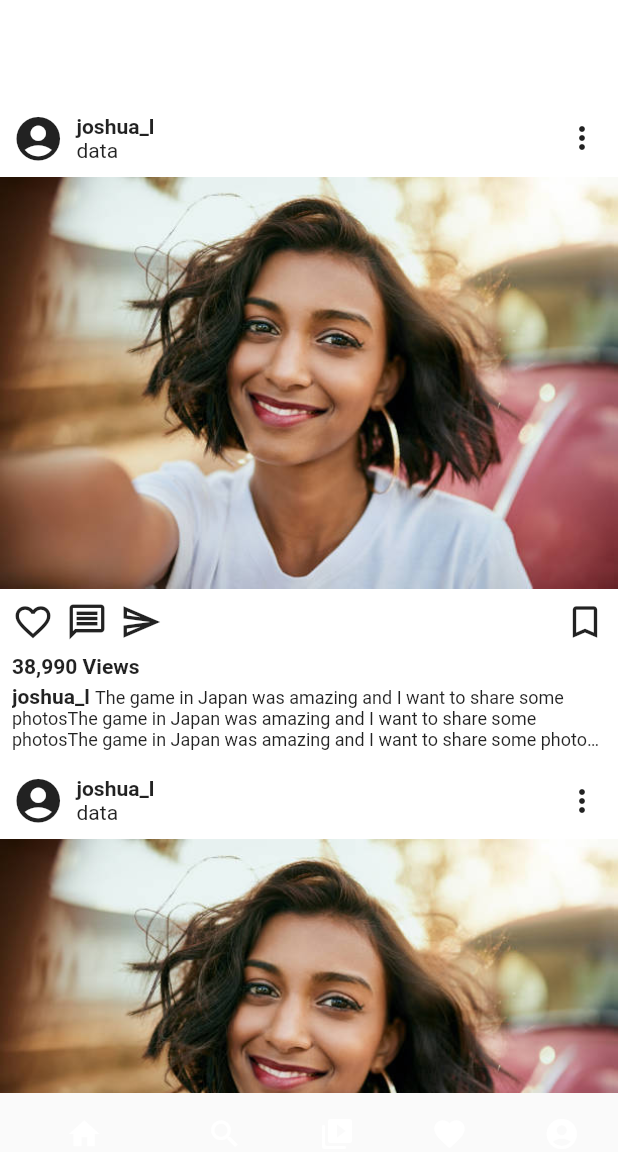
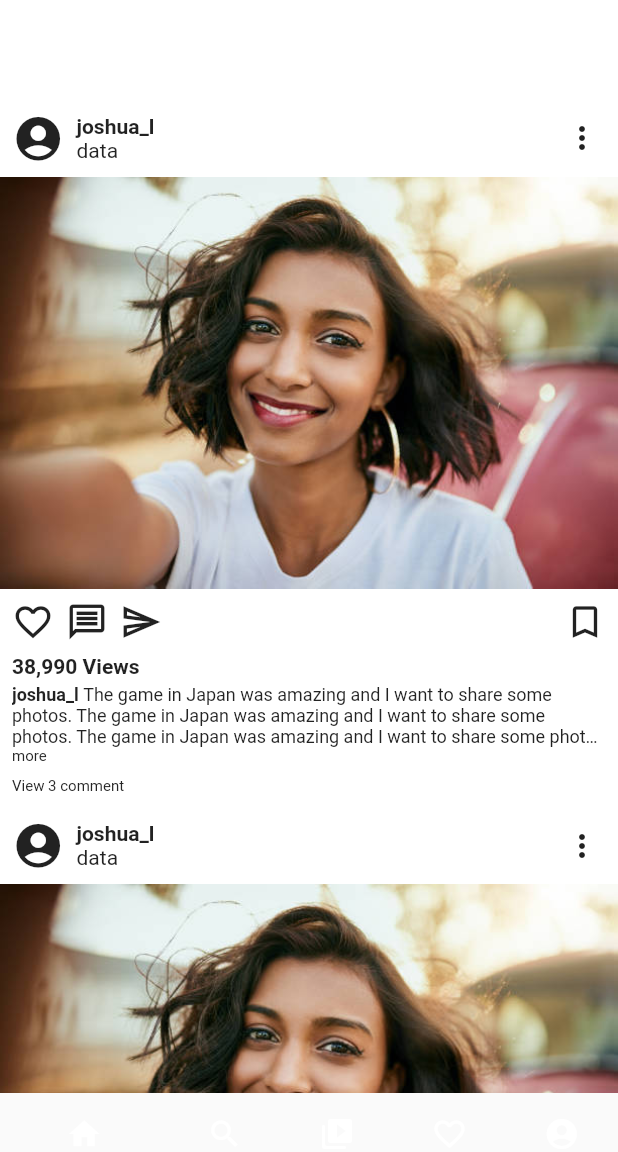
Before and after one commit to usmanabdulmajid/instagram_clone, a Flutter app: the screen it shows after launch, on a phone screen of 412 x 824 dp, the part 59-1211 px from its top. Run offline on Flutter 3.47's test engine with Material 2 defaults, Android fonts, the phone set to English and light mode, and no system bars; missing offline and left inert: language_picker.

Commit message:
Added Like Icons and animations

```diff
--- a/lib/features/home/presentation/pages/home.dart
+++ b/lib/features/home/presentation/pages/home.dart
@@ -46,7 +46,7 @@ class _HomeState extends State<Home> {
     ),
     BottomNavigationBarItem(
       icon: Icon(
-        Icons.favorite,
+        Icons.favorite_outline,
       ),
       label: 'Profile',
     ),
--- a/lib/features/home/presentation/widgets/ImagePost.dart
+++ b/lib/features/home/presentation/widgets/ImagePost.dart
@@ -10,10 +10,45 @@ class ImagePost extends StatefulWidget {
   _ImagePostState createState() => _ImagePostState();
 }
 
-class _ImagePostState extends State<ImagePost> {
+class _ImagePostState extends State<ImagePost> with TickerProviderStateMixin {
   bool _imagePageCountVisible = false;
-  bool _cateloge = true;
-  String _imagePageCount = "";
+  bool _cateloge = false;
+  bool _likedPost = false;
+  bool _hasComment = false;
+  int _commentCount = 3;
+  int _imageCount = 4;
+  int _currentImagePageNumber = 1;
+  String _imagePageCount;
+  Size _imageSize;
+
+  AnimationController _controller;
+  Animation<double> _animation;
+  @override
+  void initState() {
+    super.initState();
+    _controller = AnimationController(
+      duration: const Duration(milliseconds: 400),
+      vsync: this,
+    );
+    _animation = CurvedAnimation(
+      parent: _controller,
+      curve: Curves.bounceIn,
+    );
+    if (_commentCount > 0) {
+      _hasComment = true;
+    }
+    if (_imageCount > 0) {
+      _cateloge = true;
+      _imagePageCount = "$_currentImagePageNumber/$_imageCount";
+    }
+  }
+
+  @override
+  void dispose() {
+    super.dispose();
+    _controller.dispose();
+  }
+
   @override
   Widget build(BuildContext context) {
     return Container(
@@ -63,19 +98,37 @@ class _ImagePostState extends State<ImagePost> {
                 }
               })
             },
-            child: Stack(
+            onDoubleTap: () => {
+              if (!_likedPost)
+                {
+                  setState(() {
+                    _likedPost = true;
+                    _controller.forward();
+                  })
+                }
+              else
+                {
+                  setState(() {
+                    _controller
+                        .forward()
+                        .whenComplete(() => _controller.reverse());
+                  })
+                }
+            },
+            child: Builder(builder: (BuildContext ctx) {
+              return Stack(
                 children: [
                   Image.asset("assets/images/selfie_test.jpg"),
                   Positioned(
-                  top: kmediumSpace,
-                  right: kmediumSpace,
+                    top: ksmallSpace,
+                    right: ksmallSpace,
                     child: Visibility(
                       visible: _cateloge,
                       child: AnimatedOpacity(
-                      duration: Duration(milliseconds: 300),
+                        duration: Duration(milliseconds: 500),
                         opacity: _imagePageCountVisible ? 1 : 0,
                         child: Container(
-                        width: 40,
+                          width: 35,
                           padding: EdgeInsets.all(ksmallSpace),
                           decoration: BoxDecoration(
                             color: Color(0xFF121212).withOpacity(0.7),
@@ -85,17 +138,28 @@ class _ImagePostState extends State<ImagePost> {
                           ),
                           child: Center(
                             child: Text(
-                            "1/2",
+                              _imagePageCount,
                               style: TextStyle(
-                                color: Color(0xFFF9F9F9), fontSize: 12),
+                                color: Color(0xFFF9F9F9),
+                                fontSize: 12,
+                                fontWeight: FontWeight.w600,
                               ),
                             ),
                           ),
                         ),
                       ),
-                )
+                    ),
+                  ),
+                  Positioned(
+                      top: MediaQuery.of(context).size.width / 2 - 120,
+                      left: MediaQuery.of(context).size.width / 2 - 40,
+                      child: ScaleTransition(
+                        scale: _animation,
+                        child: Icon(Icons.favorite, size: 80),
+                      )),
                 ],
-            ),
+              );
+            }),
           ),
           Container(
             padding: EdgeInsets.all(ksmallSpace),
@@ -104,9 +168,23 @@ class _ImagePostState extends State<ImagePost> {
               children: [
                 Row(
                   children: [
-                    Icon(
+                    GestureDetector(
+                      onTap: () => {
+                        setState(() {
+                          _likedPost = !_likedPost;
+                        })
+                      },
+                      onDoubleTap: () => {_controller},
+                      child: _likedPost
+                          ? Icon(
+                              Icons.favorite,
+                              size: klargeIconSize,
+                              color: Colors.red,
+                            )
+                          : Icon(
                               Icons.favorite_outline_sharp,
                               size: klargeIconSize,
+                            ),
                     ),
                     SizedBox(
                       width: ksmallSpace,
@@ -150,6 +228,7 @@ class _ImagePostState extends State<ImagePost> {
                 RichText(
                   overflow: TextOverflow.ellipsis,
                   maxLines: 3,
+                  softWrap: false,
                   text: TextSpan(
                     style: DefaultTextStyle.of(context).style,
                     children: [
@@ -157,16 +236,35 @@ class _ImagePostState extends State<ImagePost> {
                         text: "joshua_l ",
                         style: TextStyle(
                           fontWeight: FontWeight.bold,
+                          fontSize: 12,
                         ),
                       ),
                       TextSpan(
                         text:
-                            "The game in Japan was amazing and I want to share some photosThe game in Japan was amazing and I want to share some photosThe game in Japan was amazing and I want to share some photosThe game in Japan was amazing and I want to share some photosThe game in Japan was amazing and I want to share some photos",
+                            "The game in Japan was amazing and I want to share some photos. "
+                            "The game in Japan was amazing and I want to share some photos. "
+                            "The game in Japan was amazing and I want to share some photos. "
+                            "The game in Japan was amazing and I want to share some photos. "
+                            "The game in Japan was amazing and I want to share some photos. ",
                         style: TextStyle(fontSize: 12),
                       ),
                     ],
                   ),
                 ),
+                Text('more', style: Theme.of(context).textTheme.caption),
+                SizedBox(
+                  height: ksmallSpace,
+                ),
+                _hasComment
+                    ? RichText(
+                        text: TextSpan(children: [
+                          TextSpan(text: 'View'),
+                          TextSpan(text: " $_commentCount "),
+                          TextSpan(
+                              text: _commentCount > 1 ? "comment" : "comments")
+                        ], style: Theme.of(context).textTheme.caption),
+                      )
+                    : SizedBox(),
               ],
             ),
           ),
--- a/lib/main.dart
+++ b/lib/main.dart
@@ -22,6 +22,10 @@ class MyApp extends StatelessWidget {
           headline5: TextStyle(fontSize: 14.0, fontWeight: FontWeight.bold),
           bodyText1: TextStyle(fontSize: 12.0, fontStyle: FontStyle.normal),
           bodyText2: TextStyle(fontSize: 14.0, fontStyle: FontStyle.normal),
+          caption: TextStyle(
+              fontSize: 10.0,
+              fontStyle: FontStyle.normal,
+              color: Color(0xFF262626)),
         ),
       ),
       themeMode: ThemeMode.system,
@@ -32,6 +36,12 @@ class MyApp extends StatelessWidget {
         backgroundColor: Color(0xFF000000),
         accentColor: Color(0xFFF9F9F9),
         fontFamily: 'SFProText',
+        textTheme: TextTheme(
+          caption: TextStyle(
+            fontSize: 11.0,
+            fontStyle: FontStyle.normal,
+          ),
+        ),
         appBarTheme: AppBarTheme(
           backgroundColor: Color(0xFF000000),
         ),
```
Lines whose indentation alone changed are shown as unchanged.
